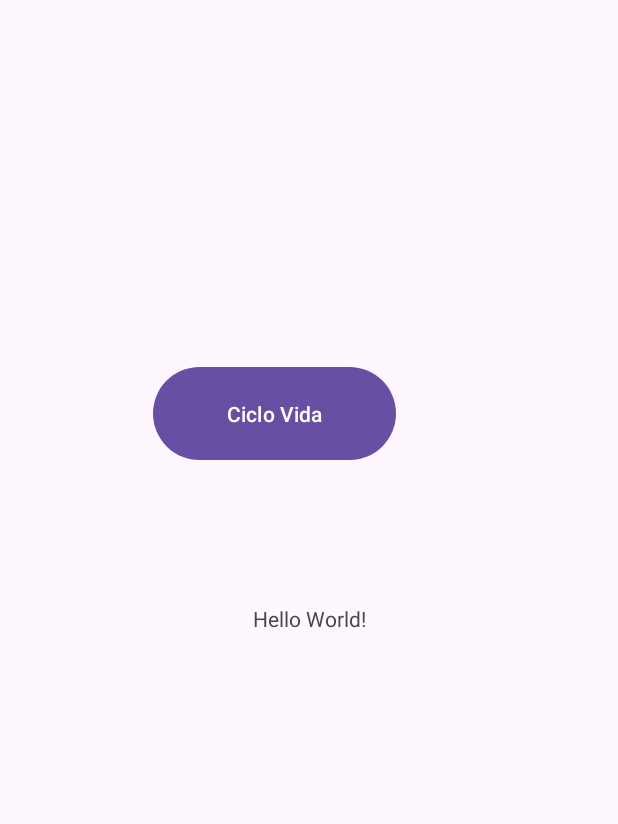
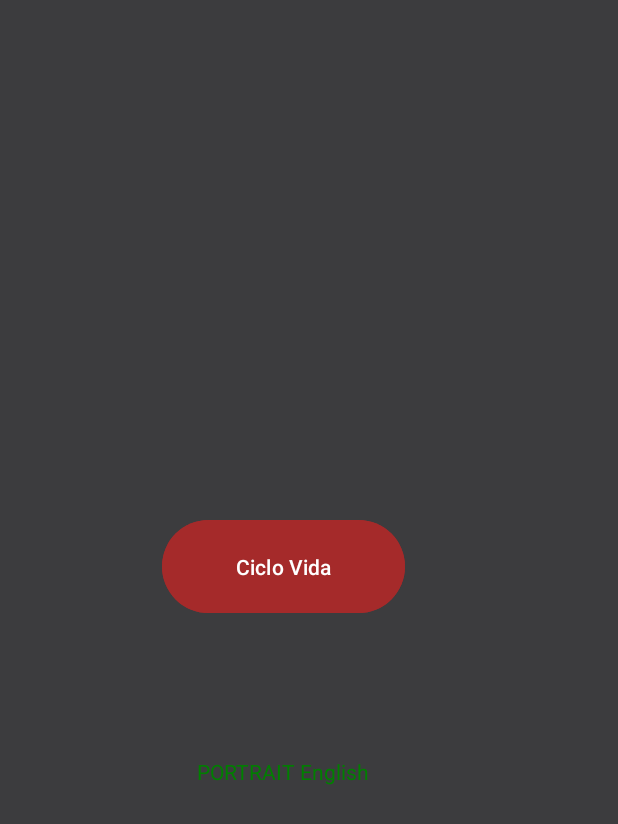
Before and after one commit to 2023-a-moviles-computacion/armendariz-bastidas-andres-eduardo-mov-comp, an Android app: the screen it shows after launch (MainActivity), on a phone screen of 412 x 824 dp. Shown: the top 824 px of the screen. Run offline under Robolectric (Android 15) with nearby library versions, the phone set to English and light mode, and no system bars.

Commit message:
Creacion de varaibles - Taller en clase

```diff
--- a/01-Android/app/src/main/res/layout/activity_main.xml
+++ b/01-Android/app/src/main/res/layout/activity_main.xml
@@ -4,27 +4,31 @@
     xmlns:tools="http://schemas.android.com/tools"
     android:layout_width="match_parent"
     android:layout_height="match_parent"
+    android:background="@color/fondo"
     tools:context=".MainActivity">
 
     <TextView
         android:id="@+id/textView"
         android:layout_width="wrap_content"
         android:layout_height="wrap_content"
-        android:text="Hello World!"
+        android:text="@string/mensaje"
+        android:textColor="@color/color_mensaje"
         app:layout_constraintBottom_toBottomOf="parent"
         app:layout_constraintEnd_toEndOf="parent"
+        app:layout_constraintHorizontal_bias="0.441"
         app:layout_constraintStart_toStartOf="parent"
-        app:layout_constraintTop_toTopOf="parent" />
+        app:layout_constraintTop_toTopOf="parent"
+        app:layout_constraintVertical_bias="0.627" />
 
     <Button
         android:id="@+id/btn_ciclo_vida"
         android:layout_width="162dp"
         android:layout_height="70dp"
         android:layout_marginBottom="92dp"
+        android:backgroundTint="@color/fondo_boton"
         android:text="Ciclo Vida"
         app:layout_constraintBottom_toTopOf="@+id/textView"
         app:layout_constraintEnd_toEndOf="@+id/textView"
-        app:layout_constraintHorizontal_bias="0.776"
         app:layout_constraintStart_toStartOf="@+id/textView" />
 
 </androidx.constraintlayout.widget.ConstraintLayout>
--- /dev/null
+++ b/01-Android/app/src/main/res/values-en-land/taller-land-en.xml
@@ -0,0 +1,7 @@
+<?xml version="1.0" encoding="utf-8"?>
+<resources>
+    <string name="mensaje">LANDSCAPE English</string>
+    <color name="color_mensaje">#191970</color>
+    <color name="fondo_boton">#7FFF00</color>
+    <color name="fondo">#151516</color>
+</resources>
--- /dev/null
+++ b/01-Android/app/src/main/res/values-en-port/taller-port-en.xml
@@ -0,0 +1,7 @@
+<?xml version="1.0" encoding="utf-8"?>
+<resources>
+    <string name="mensaje">PORTRAIT English</string>
+    <color name="color_mensaje">#008000</color>
+    <color name="fondo_boton">#A52A2A</color>
+    <color name="fondo">#3c3c3e</color>
+</resources>
--- /dev/null
+++ b/01-Android/app/src/main/res/values-es-land/taller-land-es.xml
@@ -0,0 +1,7 @@
+<?xml version="1.0" encoding="utf-8"?>
+<resources>
+    <string name="mensaje">LANDSCAPE Spanish</string>
+    <color name="color_mensaje">#D2691E</color>
+    <color name="fondo_boton">#006400</color>
+    <color name="fondo">#0f0f10</color>
+</resources>
--- /dev/null
+++ b/01-Android/app/src/main/res/values-es-port/taller-port-es.xml
@@ -0,0 +1,7 @@
+<?xml version="1.0" encoding="utf-8"?>
+<resources>
+    <string name="mensaje">PORTRAIT Spanish</string>
+    <color name="color_mensaje">#000000</color>
+    <color name="fondo_boton">#FF00FF</color>
+    <color name="fondo">#757576</color>
+</resources>
```
